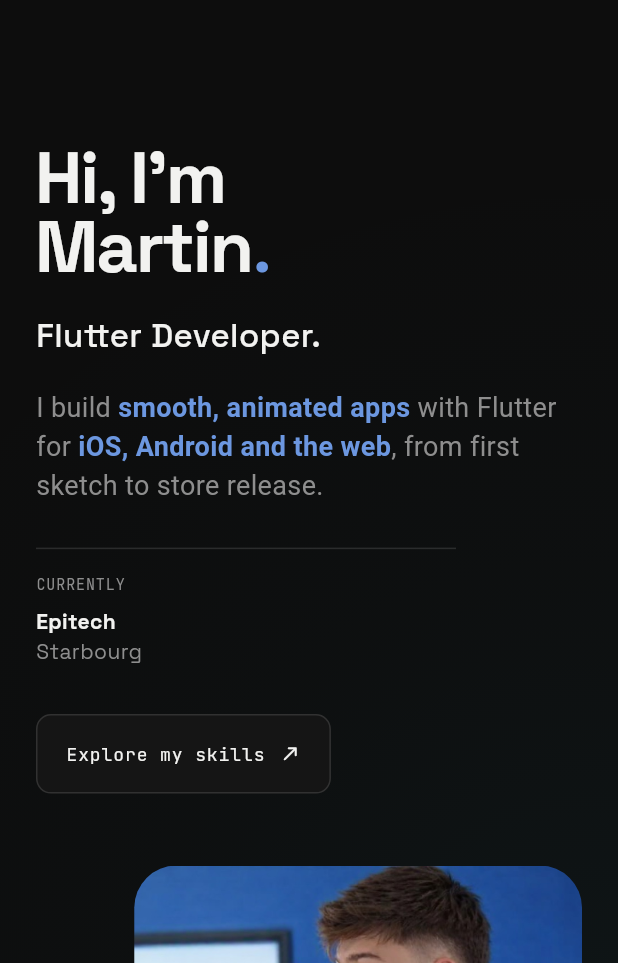
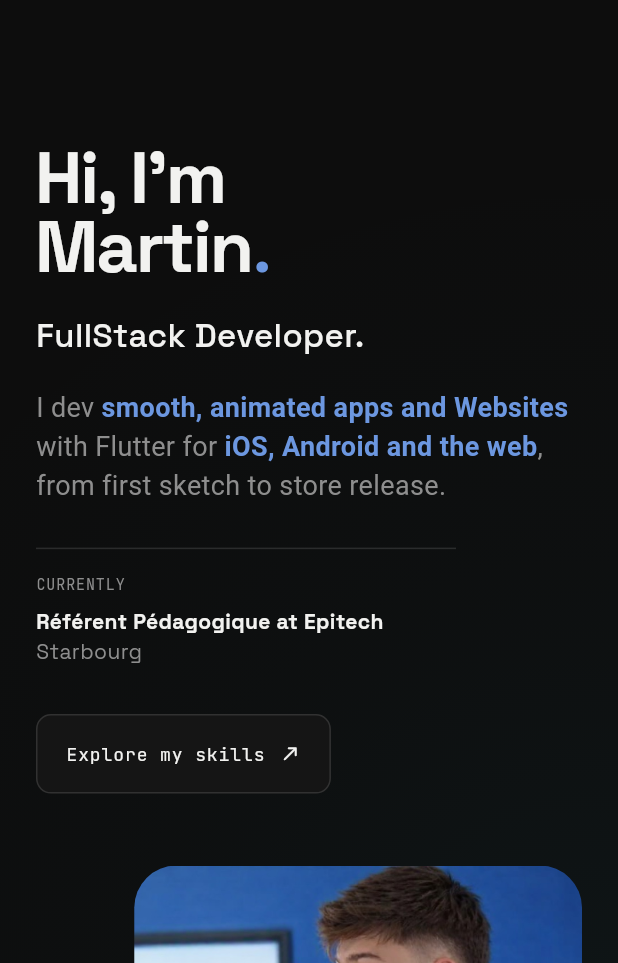
Before and after one commit to MartinVermel/interactive_resume, a Flutter app: the screen it shows after launch, scrolled down 576 dp, on a phone screen of 412 x 824 dp, the part 273-1236 px from its top. Run offline on Flutter 3.47's test engine with Material 3 defaults, Android fonts, the phone set to English and light mode, and no system bars; drawn by our look-alikes of flutter_animate; our stand-ins replace material_ui.

Commit message:
Update current position in profile
Co-Authored-By: Claude Opus 5.5 <noreply@anthropic.com>

```diff
--- a/lib/data/profile.dart
+++ b/lib/data/profile.dart
@@ -1,7 +1,7 @@
 class Profile {
   static const firstName = 'Martin';
   static const name = 'Martin Vermel';
-  static const title = 'Flutter Developer';
+  static const title = 'FullStack Developer';
 
   // --- Intro (giant title at the top) ---------------------------------------
   static const introLines = ['FLUTTER', 'DEVELOPER'];
@@ -12,11 +12,11 @@ class Profile {
 
   /// Wrap words in **double stars** to make them bold/white.
   static const tagline =
-      'I build **smooth, animated apps** with Flutter for **iOS, Android '
+      'I dev **smooth, animated apps and Websites** with Flutter for **iOS, Android '
       'and the web**, from first sketch to store release.';
 
   static const currentlyLabel = 'CURRENTLY';
-  static const currentlyLine1 = 'Epitech';
+  static const currentlyLine1 = 'Référent Pédagogique at Epitech';
   static const currentlyLine2 = 'Starbourg';
 
   /// Drop your pictures in assets/images/ with these names (or change paths).
```
